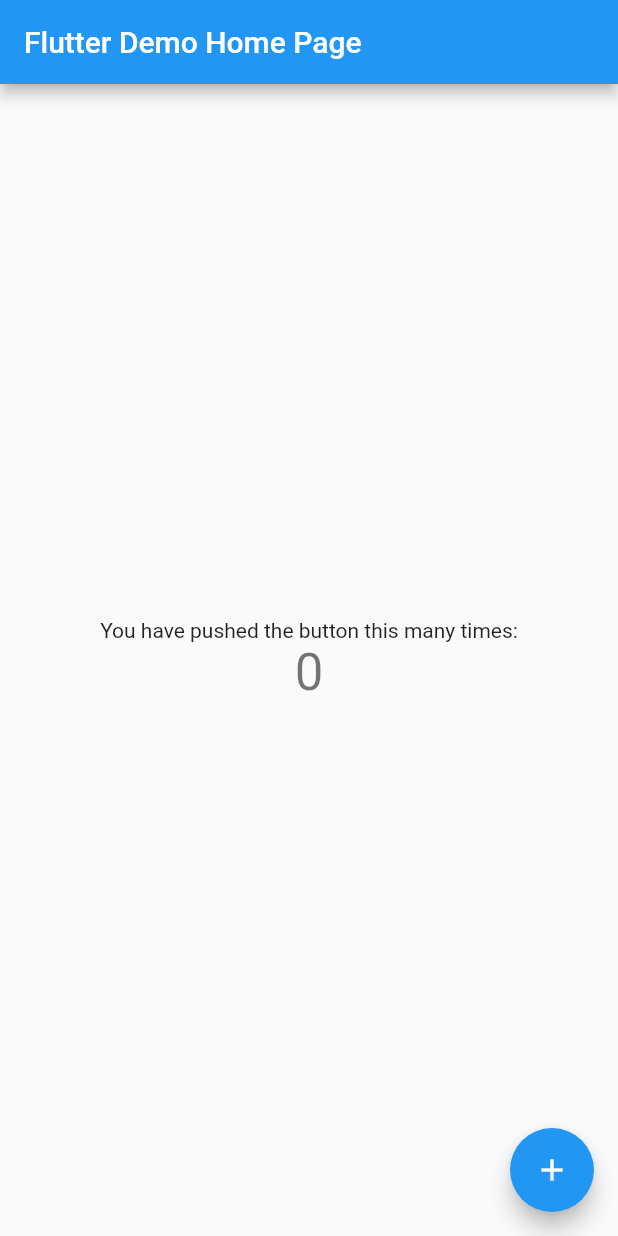
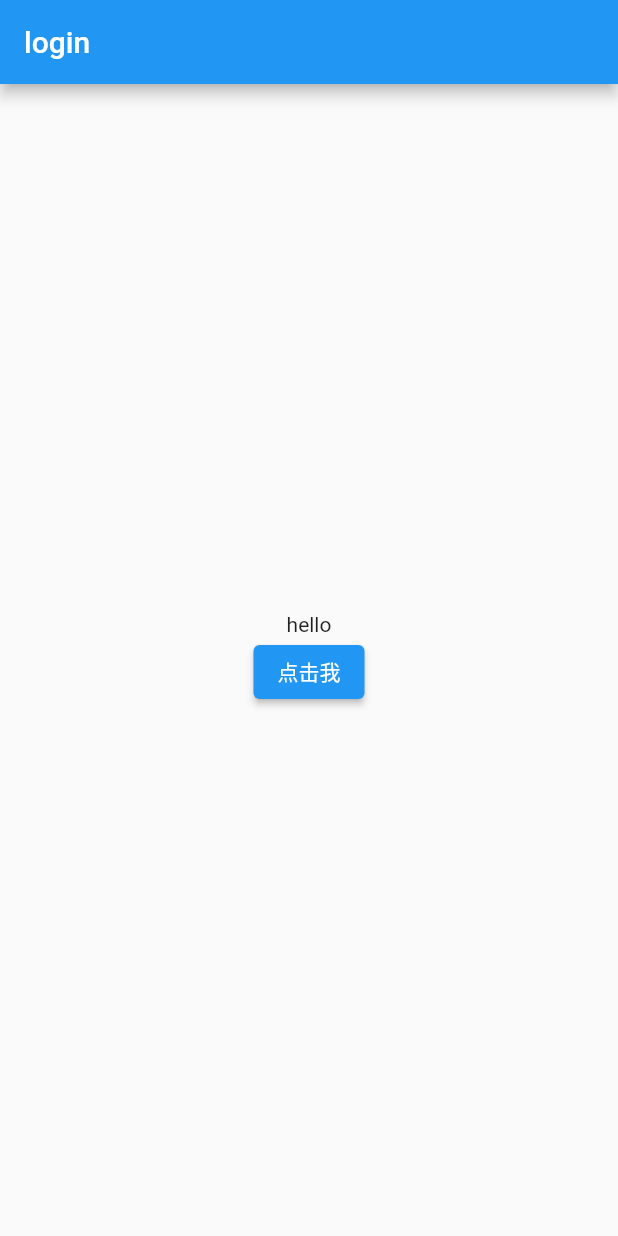
Before and after one commit to haightgao/flutter_woo_commerce_getx_learn, a Flutter app: the screen it shows after launch, on a phone screen of 412 x 824 dp. Run offline on Flutter 3.47's test engine with Material 2 defaults, Android fonts, the phone set to English and light mode, and no system bars; our stand-ins replace get.

Commit message:
逻辑、数据、视图 分离

```diff
--- a/lib/common/routers/index.dart
+++ b/lib/common/routers/index.dart
@@ -1,3 +1,3 @@
 library routers;
 
-// export './xxxx.dart';
+export './pages.dart';
--- /dev/null
+++ b/lib/common/routers/pages.dart
@@ -0,0 +1,14 @@
+// 路由 Pages
+import 'package:flutter_woo_commerce_getx_learn/pages/index.dart';
+import 'package:get/get.dart';
+
+class RoutePages {
+  // 路由列表
+  static List<GetPage> list = [
+    GetPage(
+      name: '/',
+      page: () => const LoginPage(),
+      binding: LoginBinding(),
+    ),
+  ];
+}
--- a/lib/main.dart
+++ b/lib/main.dart
@@ -1,4 +1,5 @@
 import 'package:flutter/material.dart';
+import 'package:flutter_woo_commerce_getx_learn/common/index.dart';
 import 'package:get/get.dart';
 
 void main() {
@@ -12,57 +13,12 @@ class MyApp extends StatelessWidget {
   @override
   Widget build(BuildContext context) {
     return GetMaterialApp(
+      debugShowCheckedModeBanner: false,
       title: 'Flutter Demo',
       theme: ThemeData(
         primarySwatch: Colors.blue,
       ),
-      home: const MyHomePage(title: 'Flutter Demo Home Page'),
+      getPages: RoutePages.list,
     );
   }
 }
-
-class MyHomePage extends StatefulWidget {
-  const MyHomePage({super.key, required this.title});
-  final String title;
-
-  @override
-  State<MyHomePage> createState() => _MyHomePageState();
-}
-
-class _MyHomePageState extends State<MyHomePage> {
-  int _counter = 0;
-
-  void _incrementCounter() {
-    setState(() {
-      _counter++;
-    });
-  }
-
-  @override
-  Widget build(BuildContext context) {
-    return Scaffold(
-      appBar: AppBar(
-        title: Text(widget.title),
-      ),
-      body: Center(
-        child: Column(
-          mainAxisAlignment: MainAxisAlignment.center,
-          children: <Widget>[
-            const Text(
-              'You have pushed the button this many times:',
-            ),
-            Text(
-              '$_counter',
-              style: Theme.of(context).textTheme.headline4,
-            ),
-          ],
-        ),
-      ),
-      floatingActionButton: FloatingActionButton(
-        onPressed: _incrementCounter,
-        tooltip: 'Increment',
-        child: const Icon(Icons.add),
-      ),
-    );
-  }
-}
--- a/lib/pages/index.dart
+++ b/lib/pages/index.dart
@@ -1,3 +1,3 @@
 library pages;
 
-// export './xxxx.dart';
+export './system/index.dart';
--- /dev/null
+++ b/lib/pages/system/index.dart
@@ -0,0 +1,4 @@
+library system;
+
+export './login/index.dart';
+export './register/index.dart';
--- /dev/null
+++ b/lib/pages/system/login/bindings.dart
@@ -0,0 +1,10 @@
+import 'package:get/get.dart';
+
+import 'controller.dart';
+
+class LoginBinding implements Bindings {
+  @override
+  void dependencies() {
+    Get.lazyPut<LoginController>(() => LoginController());
+  }
+}
--- /dev/null
+++ b/lib/pages/system/login/index.dart
@@ -0,0 +1,6 @@
+library login;
+
+export './state.dart';
+export './controller.dart';
+export './bindings.dart';
+export './view.dart';
--- /dev/null
+++ b/lib/pages/system/login/state.dart
@@ -0,0 +1,8 @@
+import 'package:get/get.dart';
+
+class LoginState {
+  // title
+  final _title = "hello".obs;
+  set title(value) => _title.value = value;
+  get title => _title.value;
+}
--- /dev/null
+++ b/lib/pages/system/login/view.dart
@@ -0,0 +1,40 @@
+import 'package:flutter/material.dart';
+import 'package:get/get.dart';
+
+import 'index.dart';
+import 'widgets/widgets.dart';
+
+class LoginPage extends GetView<LoginController> {
+  const LoginPage({Key? key}) : super(key: key);
+
+  // 主视图
+  Widget _buildView() {
+    return Center(
+      child: Column(
+        mainAxisAlignment: MainAxisAlignment.center,
+        children: [
+          const HelloWidget(),
+          ElevatedButton(
+              onPressed: () {
+                controller.onTap(DateTime.now().microsecondsSinceEpoch);
+              },
+              child: const Text('点击我'))
+        ],
+      ),
+    );
+  }
+
+  @override
+  Widget build(BuildContext context) {
+    return GetBuilder<LoginController>(
+      builder: (_) {
+        return Scaffold(
+          appBar: AppBar(title: const Text("login")),
+          body: SafeArea(
+            child: _buildView(),
+          ),
+        );
+      },
+    );
+  }
+}
--- /dev/null
+++ b/lib/pages/system/login/widgets/hello.dart
@@ -0,0 +1,14 @@
+import 'package:flutter/material.dart';
+import 'package:get/get.dart';
+
+import '../index.dart';
+
+/// hello
+class HelloWidget extends GetView<LoginController> {
+  const HelloWidget({Key? key}) : super(key: key);
+
+  @override
+  Widget build(BuildContext context) {
+    return Obx(() => Text(controller.state.title));
+  }
+}
--- /dev/null
+++ b/lib/pages/system/login/widgets/widgets.dart
@@ -0,0 +1,3 @@
+library widgets;
+
+export './hello.dart';
--- /dev/null
+++ b/lib/pages/system/register/index.dart
@@ -0,0 +1,6 @@
+library register;
+
+export './state.dart';
+export './controller.dart';
+export './bindings.dart';
+export './view.dart';
--- /dev/null
+++ b/lib/pages/system/register/state.dart
@@ -0,0 +1,8 @@
+import 'package:get/get.dart';
+
+class RegisterState {
+  // title
+  final _title = "".obs;
+  set title(value) => _title.value = value;
+  get title => _title.value;
+}
--- /dev/null
+++ b/lib/pages/system/register/widgets/hello.dart
@@ -0,0 +1,16 @@
+import 'package:flutter/material.dart';
+import 'package:get/get.dart';
+
+import '../index.dart';
+
+/// hello
+class HelloWidget extends GetView<RegisterController> {
+  const HelloWidget({Key? key}) : super(key: key);
+
+  @override
+  Widget build(BuildContext context) {
+    return Center(
+      child: Obx(() => Text(controller.state.title)),
+    );
+  }
+}
--- /dev/null
+++ b/lib/pages/system/register/widgets/widgets.dart
@@ -0,0 +1,3 @@
+library widgets;
+
+export './hello.dart';
```
Also changed, not shown: lib/pages/system/login/controller.dart (added, +43 -0 lines), lib/pages/system/register/bindings.dart (added, +10 -0 lines), lib/pages/system/register/controller.dart (added, +41 -0 lines), lib/pages/system/register/view.dart (added, +28 -0 lines).
